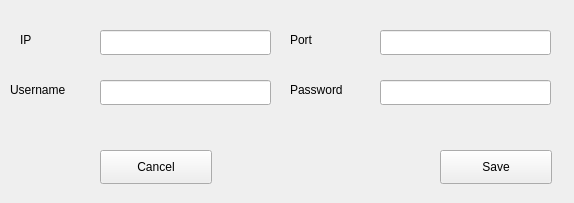
First picture: the form in github_hooks_dev/deployment_installer/dependencies/ui/elixys_settings.ui, repository Joshua-Thompson/SofieDeployment, before the edit.
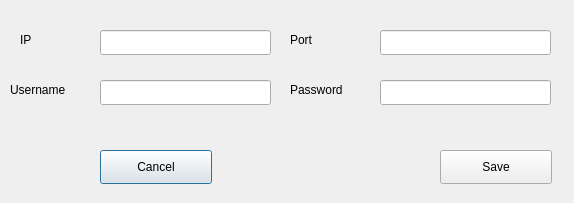
Second picture: the form after the edit.

Commit message: Loading the default settings

Diff of the .ui file:
```diff
--- a/github_hooks_dev/deployment_installer/dependencies/ui/elixys_settings.ui
+++ b/github_hooks_dev/deployment_installer/dependencies/ui/elixys_settings.ui
@@ -1,7 +1,7 @@
 <?xml version="1.0" encoding="UTF-8"?>
 <ui version="4.0">
  <class>Form</class>
- <widget class="QWidget" name="Form">
+ <widget class="QDialog" name="Form">
   <property name="geometry">
    <rect>
     <x>0</x>
```
The commit also changes 1 other file.
